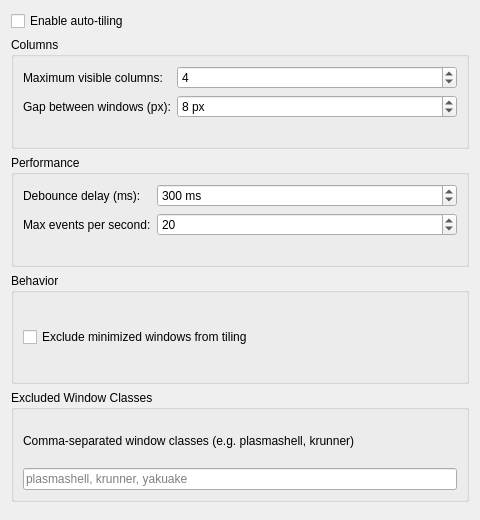
Old version of the form contents/ui/config.ui in the repository pir0c0pter0/kwin-auto-tile.
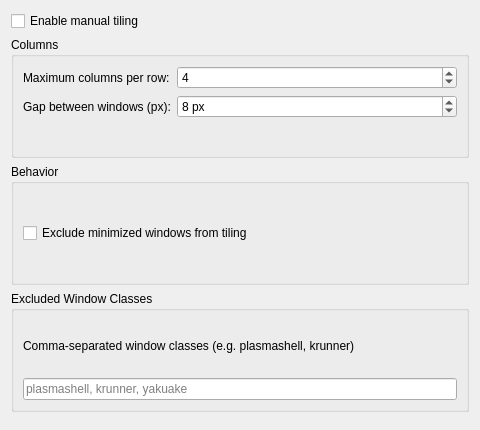
New version of the form.

Commit message: fix: switch to manual tiling and keep windows on-screen

```diff
--- a/contents/ui/config.ui
+++ b/contents/ui/config.ui
@@ -7,7 +7,7 @@
                 <x>0</x>
                 <y>0</y>
                 <width>480</width>
-                <height>520</height>
+                <height>430</height>
             </rect>
         </property>
         <layout class="QVBoxLayout" name="mainLayout">
@@ -15,7 +15,7 @@
             <item>
                 <widget class="QCheckBox" name="kcfg_enabled">
                     <property name="text">
-                        <string>Enable auto-tiling</string>
+                        <string>Enable manual tiling</string>
                     </property>
                 </widget>
             </item>
@@ -30,7 +30,7 @@
                         <item row="0" column="0">
                             <widget class="QLabel" name="maxVisibleLabel">
                                 <property name="text">
-                                    <string>Maximum visible columns:</string>
+                                    <string>Maximum columns per row:</string>
                                 </property>
                             </widget>
                         </item>
@@ -74,63 +74,6 @@
                 </widget>
             </item>
 
-            <!-- Performance group -->
-            <item>
-                <widget class="QGroupBox" name="performanceGroup">
-                    <property name="title">
-                        <string>Performance</string>
-                    </property>
-                    <layout class="QFormLayout" name="performanceLayout">
-                        <item row="0" column="0">
-                            <widget class="QLabel" name="debounceMsLabel">
-                                <property name="text">
-                                    <string>Debounce delay (ms):</string>
-                                </property>
-                            </widget>
-                        </item>
-                        <item row="0" column="1">
-                            <widget class="QSpinBox" name="kcfg_debounceMs">
-                                <property name="minimum">
-                                    <number>50</number>
-                                </property>
-                                <property name="maximum">
-                                    <number>1000</number>
-                                </property>
-                                <property name="value">
-                                    <number>300</number>
-                                </property>
-                                <property name="singleStep">
-                                    <number>50</number>
-                                </property>
-                                <property name="suffix">
-                                    <string> ms</string>
-                                </property>
-                            </widget>
-                        </item>
-                        <item row="1" column="0">
-                            <widget class="QLabel" name="maxEventsLabel">
-                                <property name="text">
-                                    <string>Max events per second:</string>
-                                </property>
-                            </widget>
-                        </item>
-                        <item row="1" column="1">
-                            <widget class="QSpinBox" name="kcfg_maxEventsPerSecond">
-                                <property name="minimum">
-                                    <number>5</number>
-                                </property>
-                                <property name="maximum">
-                                    <number>50</number>
-                                </property>
-                                <property name="value">
-                                    <number>20</number>
-                                </property>
-                            </widget>
-                        </item>
-                    </layout>
-                </widget>
-            </item>
-
             <!-- Behavior group -->
             <item>
                 <widget class="QGroupBox" name="behaviorGroup">
```
The commit also changes 6 other files.
